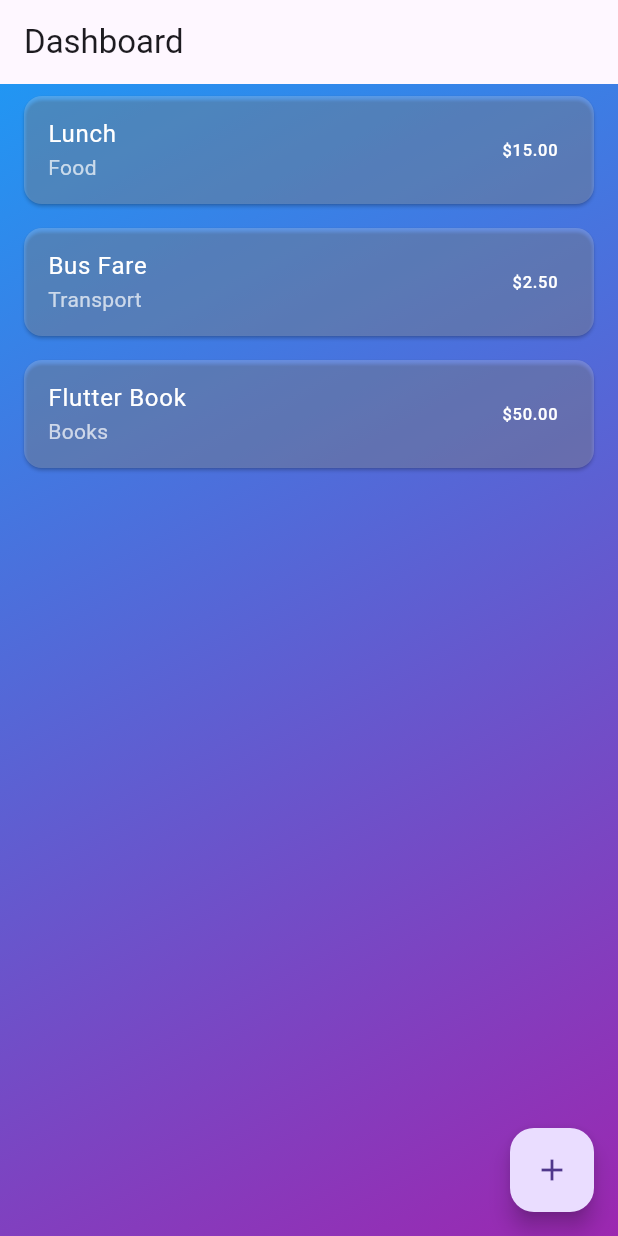
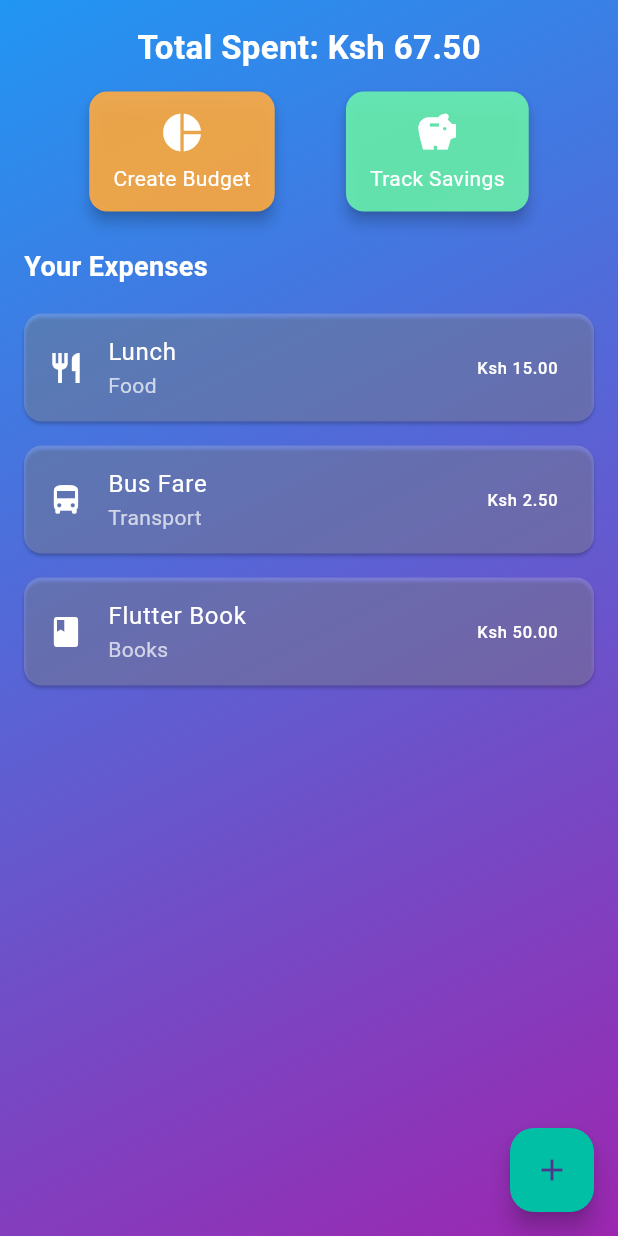
Before and after one commit to Tawmie02/Budgetea-app, a Flutter app: the DashboardScreen screen opened directly, on a phone screen of 412 x 824 dp. Run offline on Flutter 3.47's test engine with Material 3 defaults, Android fonts, the phone set to English and light mode, and no system bars; our stand-ins replace firebase_core; accounts and stored records are empty; generated files the repository leaves out were written again.

Commit message:
feat:budget generator and savings features

```diff
--- a/budgetea_v1/lib/main.dart
+++ b/budgetea_v1/lib/main.dart
@@ -2,7 +2,7 @@
 import 'package:firebase_core/firebase_core.dart';
 import 'firebase_options.dart';
 import 'screens/login_screen.dart';
-
+import 'widgets/home_screen.dart';
 void main() async {
   WidgetsFlutterBinding.ensureInitialized();
   await Firebase.initializeApp(
@@ -21,7 +21,7 @@
       theme: ThemeData(
         primarySwatch: Colors.blue,
       ),
-      home: const LoginScreen(),
+      home: const HomeScreen(),
       debugShowCheckedModeBanner: false,
     );
   }
--- a/budgetea_v1/lib/screens/dashboard_screen.dart
+++ b/budgetea_v1/lib/screens/dashboard_screen.dart
@@ -1,6 +1,8 @@
 import 'package:flutter/material.dart';
 import 'expense.dart';
 import 'add_expense_screen.dart';
+import 'budget_generator.dart';
+import 'savings_tracker.dart';
 
 class DashboardScreen extends StatefulWidget {
   const DashboardScreen({super.key});
@@ -11,24 +13,9 @@ class DashboardScreen extends StatefulWidget {
 
 class _DashboardScreenState extends State<DashboardScreen> {
   final List<Expense> _expenses = [
-    Expense(
-        id: 'e1',
-        title: 'Lunch',
-        amount: 15.0,
-        date: DateTime.now(),
-        category: 'Food'),
-    Expense(
-        id: 'e2',
-        title: 'Bus Fare',
-        amount: 2.5,
-        date: DateTime.now(),
-        category: 'Transport'),
-    Expense(
-        id: 'e3',
-        title: 'Flutter Book',
-        amount: 50.0,
-        date: DateTime.now(),
-        category: 'Books'),
+    Expense(id: 'e1', title: 'Lunch', amount: 15.0, date: DateTime.now(), category: 'Food'),
+    Expense(id: 'e2', title: 'Bus Fare', amount: 2.5, date: DateTime.now(), category: 'Transport'),
+    Expense(id: 'e3', title: 'Flutter Book', amount: 50.0, date: DateTime.now(), category: 'Books'),
   ];
 
   void _addExpense() async {
@@ -44,14 +31,35 @@ class _DashboardScreenState extends State<DashboardScreen> {
     }
   }
 
+  void _deleteExpense(String id) {
+    setState(() {
+      _expenses.removeWhere((expense) => expense.id == id);
+    });
+  }
+
+  double get _totalSpent {
+    return _expenses.fold(0.0, (sum, e) => sum + e.amount);
+  }
+
+  Icon _getCategoryIcon(String category) {
+    switch (category.toLowerCase()) {
+      case 'food':
+        return const Icon(Icons.restaurant, color: Colors.white);
+      case 'transport':
+        return const Icon(Icons.directions_bus, color: Colors.white);
+      case 'books':
+        return const Icon(Icons.book, color: Colors.white);
+      case 'entertainment':
+        return const Icon(Icons.movie, color: Colors.white);
+      default:
+        return const Icon(Icons.money, color: Colors.white);
+    }
+  }
+
   @override
   Widget build(BuildContext context) {
     return Scaffold(
-      appBar: AppBar(
-        title: const Text('Dashboard'),
-        backgroundColor: Colors.transparent,
-        elevation: 0,
-      ),
+
       body: Container(
         decoration: const BoxDecoration(
           gradient: LinearGradient(
@@ -60,31 +68,151 @@ class _DashboardScreenState extends State<DashboardScreen> {
             end: Alignment.bottomRight,
           ),
         ),
+        child: Column(
+          crossAxisAlignment: CrossAxisAlignment.start,
+          children: [
+            const SizedBox(height: 16),
+            Center(
+              child: Text(
+                'Total Spent: Ksh ${_totalSpent.toStringAsFixed(2)}',
+                style: const TextStyle(
+                  color: Colors.white,
+                  fontSize: 22,
+                  fontWeight: FontWeight.bold,
+                ),
+              ),
+            ),
+            const SizedBox(height: 10),
+
+            // Action buttons for budgeting and savings
+            Padding(
+              padding: const EdgeInsets.symmetric(horizontal: 16.0),
+              child: Row(
+                mainAxisAlignment: MainAxisAlignment.spaceEvenly,
+                children: [
+                  _featureCard(
+                    icon: Icons.pie_chart,
+                    label: 'Create Budget',
+                    color: Colors.orangeAccent,
+                    onTap: () {
+                      Navigator.push(
+                        context,
+                        MaterialPageRoute(
+                          builder: (context) => const BudgetGeneratorScreen(),
+                        ),
+                      );
+                    },
+                  ),
+                  _featureCard(
+                    icon: Icons.savings,
+                    label: 'Track Savings',
+                    color: Colors.greenAccent,
+                    onTap: () {
+                      Navigator.push(
+                        context,
+                        MaterialPageRoute(
+                          builder: (context) => const SavingsTrackerScreen(),
+                        ),
+                      );
+                    },
+                  ),
+                ],
+              ),
+            ),
+
+            const SizedBox(height: 20),
+            const Padding(
+              padding: EdgeInsets.symmetric(horizontal: 16.0),
+              child: Text(
+                'Your Expenses',
+                style: TextStyle(
+                  color: Colors.white,
+                  fontSize: 18,
+                  fontWeight: FontWeight.bold,
+                ),
+              ),
+            ),
+            const SizedBox(height: 10),
+
+            // Expense list
+            Expanded(
               child: ListView.builder(
                 itemCount: _expenses.length,
                 itemBuilder: (context, index) {
                   final expense = _expenses[index];
-            return Card(
+                  return Dismissible(
+                    key: Key(expense.id),
+                    direction: DismissDirection.endToStart,
+                    onDismissed: (_) => _deleteExpense(expense.id),
+                    background: Container(
+                      color: Colors.red,
+                      padding: const EdgeInsets.only(right: 20),
+                      alignment: Alignment.centerRight,
+                      child: const Icon(Icons.delete, color: Colors.white),
+                    ),
+                    child: Card(
                       color: Colors.white.withOpacity(0.2),
-              margin: const EdgeInsets.symmetric(vertical: 8, horizontal: 16),
+                      margin: const EdgeInsets.symmetric(
+                        vertical: 8,
+                        horizontal: 16,
+                      ),
                       child: ListTile(
-                title: Text(expense.title,
-                    style: const TextStyle(color: Colors.white)),
-                subtitle: Text(expense.category,
-                    style: const TextStyle(color: Colors.white70)),
+                        leading: _getCategoryIcon(expense.category),
+                        title: Text(
+                          expense.title,
+                          style: const TextStyle(color: Colors.white),
+                        ),
+                        subtitle: Text(
+                          expense.category,
+                          style: const TextStyle(color: Colors.white70),
+                        ),
                         trailing: Text(
-                  '\$${expense.amount.toStringAsFixed(2)}',
+                          'Ksh ${expense.amount.toStringAsFixed(2)}',
                           style: const TextStyle(color: Colors.white),
+                        ),
                       ),
                     ),
                   );
                 },
               ),
             ),
+          ],
+        ),
+      ),
       floatingActionButton: FloatingActionButton(
         onPressed: _addExpense,
+        backgroundColor: Colors.tealAccent[700],
         child: const Icon(Icons.add),
       ),
     );
   }
+
+  Widget _featureCard({
+    required IconData icon,
+    required String label,
+    required Color color,
+    required VoidCallback onTap,
+  }) {
+    return GestureDetector(
+      onTap: onTap,
+      child: Card(
+        color: color.withOpacity(0.9),
+        elevation: 4,
+        shape: RoundedRectangleBorder(borderRadius: BorderRadius.circular(12)),
+        child: Padding(
+          padding: const EdgeInsets.symmetric(vertical: 12.0, horizontal: 16.0),
+          child: Column(
+            children: [
+              Icon(icon, size: 30, color: Colors.white),
+              const SizedBox(height: 6),
+              Text(
+                label,
+                style: const TextStyle(color: Colors.white, fontSize: 14),
+              ),
+            ],
+          ),
+        ),
+      ),
+    );
   }
+}
```
Also changed, not shown: budgetea_v1/lib/screens/budget_generator.dart (added, +137 -0 lines), budgetea_v1/lib/screens/savings_tracker.dart (added, +225 -0 lines), budgetea_v1/lib/widgets/home_screen.dart (added, +72 -0 lines), budgetea_v1/lib/firebase_options.dart (deleted), budgetea_v1/lib/widgets/input_field.dart (deleted), 2 other files. Lines whose indentation alone changed are shown as unchanged.
